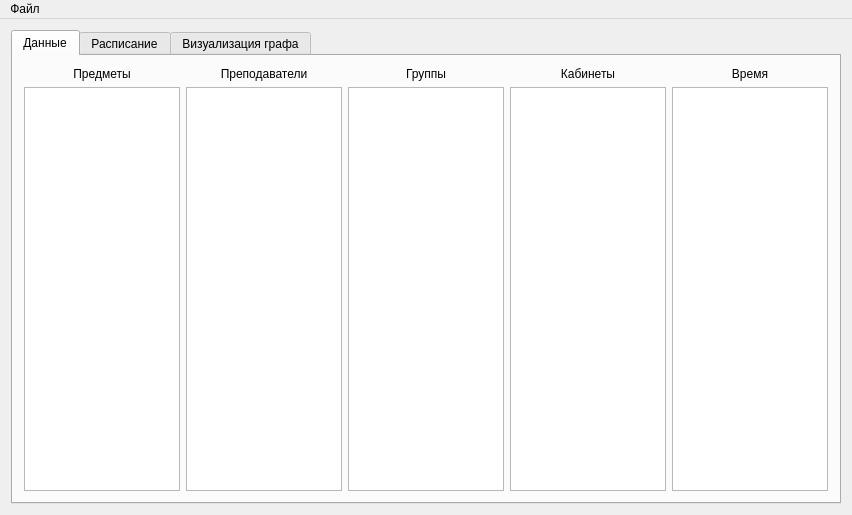
Before: the Qt Designer form gui/mainwindow.ui in valeriefuerte/ScheduleMultipartiteGraph, drawn with Qt 5.
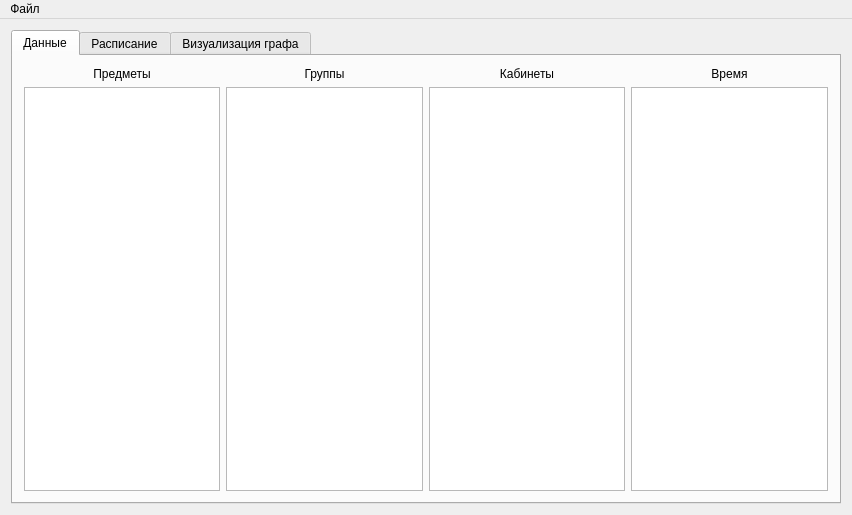
After: the same form once the commit is applied.

Commit message: init branch master-test

```diff
--- a/gui/mainwindow.ui
+++ b/gui/mainwindow.ui
@@ -25,20 +25,34 @@
         <string>Данные</string>
        </attribute>
        <layout class="QGridLayout" name="gridLayout_2">
-        <item row="2" column="0">
-         <widget class="QTableView" name="subject_table"/>
-        </item>
-        <item row="2" column="2">
-         <widget class="QTableView" name="group_table"/>
-        </item>
-        <item row="2" column="4">
-         <widget class="QTableView" name="time_table"/>
-        </item>
         <item row="2" column="3">
+         <widget class="QTableView" name="time_table"/>
+        </item>
+        <item row="0" column="3">
+         <widget class="QLabel" name="timeLabel">
+          <property name="text">
+           <string>Время</string>
+          </property>
+          <property name="alignment">
+           <set>Qt::AlignCenter</set>
+          </property>
+         </widget>
+        </item>
+        <item row="2" column="2">
          <widget class="QTableView" name="cabinets_table"/>
         </item>
-        <item row="2" column="1">
-         <widget class="QTableView" name="teacher_table"/>
+        <item row="0" column="2">
+         <widget class="QLabel" name="cabinetsLabel">
+          <property name="text">
+           <string>Кабинеты</string>
+          </property>
+          <property name="alignment">
+           <set>Qt::AlignCenter</set>
+          </property>
+         </widget>
+        </item>
+        <item row="2" column="0">
+         <widget class="QTableView" name="subject_table"/>
         </item>
         <item row="0" column="0">
          <widget class="QLabel" name="fieldsLabel">
@@ -50,37 +64,10 @@
           </property>
          </widget>
         </item>
+        <item row="2" column="1">
+         <widget class="QTableView" name="group_table"/>
+        </item>
         <item row="0" column="1">
-         <widget class="QLabel" name="label">
-          <property name="text">
-           <string>Преподаватели</string>
-          </property>
-          <property name="alignment">
-           <set>Qt::AlignCenter</set>
-          </property>
-         </widget>
-        </item>
-        <item row="0" column="4">
-         <widget class="QLabel" name="timeLabel">
-          <property name="text">
-           <string>Время</string>
-          </property>
-          <property name="alignment">
-           <set>Qt::AlignCenter</set>
-          </property>
-         </widget>
-        </item>
-        <item row="0" column="3">
-         <widget class="QLabel" name="cabinetsLabel">
-          <property name="text">
-           <string>Кабинеты</string>
-          </property>
-          <property name="alignment">
-           <set>Qt::AlignCenter</set>
-          </property>
-         </widget>
-        </item>
-        <item row="0" column="2">
          <widget class="QLabel" name="groupsLabel">
           <property name="text">
            <string>Группы</string>
```
Left out of the diff: 2 changed lines with no effect on the pictures. The commit also changes 1 other file.
